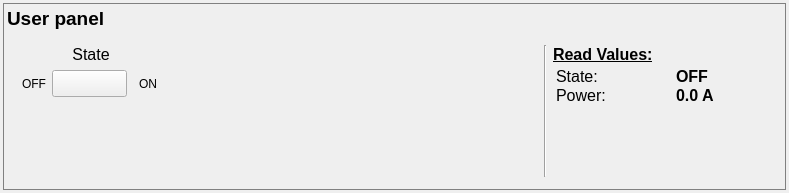
First picture: the form in user_panel.ui, repository bulkanul/EVO_YFL_1064_GUI_coherent2, before the edit.
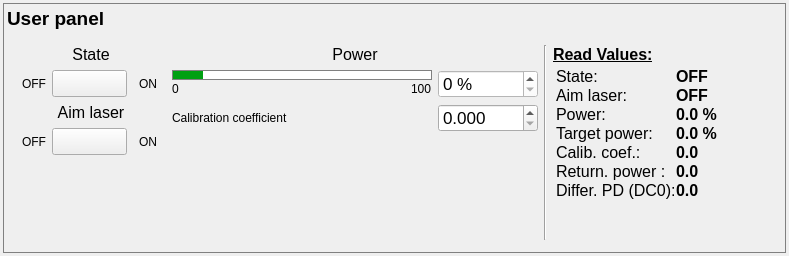
Second picture: the form after the edit. Icons and pictures are not drawn.

The edit to the form file:
```diff
--- a/user_panel.ui
+++ b/user_panel.ui
@@ -7,7 +7,7 @@
     <x>0</x>
     <y>0</y>
     <width>789</width>
-    <height>193</height>
+    <height>256</height>
    </rect>
   </property>
   <property name="windowTitle">
@@ -258,6 +258,155 @@
              </item>
             </layout>
            </item>
+           <item>
+            <layout class="QVBoxLayout" name="verticalLayout_8">
+             <item>
+              <widget class="QLabel" name="label_13">
+               <property name="sizePolicy">
+                <sizepolicy hsizetype="Preferred" vsizetype="Preferred">
+                 <horstretch>0</horstretch>
+                 <verstretch>0</verstretch>
+                </sizepolicy>
+               </property>
+               <property name="minimumSize">
+                <size>
+                 <width>150</width>
+                 <height>0</height>
+                </size>
+               </property>
+               <property name="font">
+                <font>
+                 <pointsize>12</pointsize>
+                </font>
+               </property>
+               <property name="text">
+                <string>Aim laser</string>
+               </property>
+               <property name="alignment">
+                <set>Qt::AlignmentFlag::AlignCenter</set>
+               </property>
+              </widget>
+             </item>
+             <item>
+              <layout class="QHBoxLayout" name="horizontalLayout_25">
+               <item>
+                <widget class="QLabel" name="label_23">
+                 <property name="sizePolicy">
+                  <sizepolicy hsizetype="Fixed" vsizetype="Preferred">
+                   <horstretch>0</horstretch>
+                   <verstretch>0</verstretch>
+                  </sizepolicy>
+                 </property>
+                 <property name="minimumSize">
+                  <size>
+                   <width>30</width>
+                   <height>25</height>
+                  </size>
+                 </property>
+                 <property name="maximumSize">
+                  <size>
+                   <width>16777215</width>
+                   <height>25</height>
+                  </size>
+                 </property>
+                 <property name="text">
+                  <string>OFF</string>
+                 </property>
+                 <property name="alignment">
+                  <set>Qt::AlignmentFlag::AlignRight|Qt::AlignmentFlag::AlignTrailing|Qt::AlignmentFlag::AlignVCenter</set>
+                 </property>
+                </widget>
+               </item>
+               <item>
+                <widget class="QPushButton" name="on_off_pilot_button">
+                 <property name="enabled">
+                  <bool>true</bool>
+                 </property>
+                 <property name="minimumSize">
+                  <size>
+                   <width>75</width>
+                   <height>27</height>
+                  </size>
+                 </property>
+                 <property name="maximumSize">
+                  <size>
+                   <width>75</width>
+                   <height>27</height>
+                  </size>
+                 </property>
+                 <property name="font">
+                  <font>
+                   <pointsize>10</pointsize>
+                  </font>
+                 </property>
+                 <property name="focusPolicy">
+                  <enum>Qt::FocusPolicy::NoFocus</enum>
+                 </property>
+                 <property name="styleSheet">
+                  <string notr="true">QPushButton {
+	border-image: url(:/images/images/switch_btn_off_80x25.png);
+}
+
+QPushButton::hover {
+	border-image: url(:/images/images/switch_btn_off_hover_80x25.png);
+}
+
+QPushButton::checked  {	
+	border-image: url(:/images/images/switch_btn_on_108x25.png);
+}
+
+QPushButton::hover:checked  {	
+	border-image: url(:/images/images/switch_btn_on_hover_108x25.png);
+}
+
+QPushButton::checked:disabled  {	
+	border-image: url(:/images/images/switch_btn_on_disabled_108x25.png);
+}
+
+QPushButton::disabled  {
+	border-image: url(:/images/images/switch_btn_off_disabled_108x25.png);
+}</string>
+                 </property>
+                 <property name="text">
+                  <string/>
+                 </property>
+                 <property name="checkable">
+                  <bool>true</bool>
+                 </property>
+                </widget>
+               </item>
+               <item>
+                <widget class="QLabel" name="label_24">
+                 <property name="sizePolicy">
+                  <sizepolicy hsizetype="Fixed" vsizetype="Preferred">
+                   <horstretch>0</horstretch>
+                   <verstretch>0</verstretch>
+                  </sizepolicy>
+                 </property>
+                 <property name="minimumSize">
+                  <size>
+                   <width>30</width>
+                   <height>25</height>
+                  </size>
+                 </property>
+                 <property name="maximumSize">
+                  <size>
+                   <width>16777215</width>
+                   <height>25</height>
+                  </size>
+                 </property>
+                 <property name="text">
+                  <string>ON</string>
+                 </property>
+                 <property name="alignment">
+                  <set>Qt::AlignmentFlag::AlignCenter</set>
+                 </property>
+                </widget>
+               </item>
+              </layout>
+             </item>
+            </layout>
+           </item>
            <item>
             <spacer name="verticalSpacer_3">
              <property name="orientation">
@@ -274,17 +423,243 @@
           </layout>
          </item>
          <item>
-          <spacer name="horizontalSpacer">
-           <property name="orientation">
-            <enum>Qt::Horizontal</enum>
-           </property>
-           <property name="sizeHint" stdset="0">
-            <size>
-             <width>40</width>
-             <height>20</height>
-            </size>
-           </property>
-          </spacer>
+          <layout class="QVBoxLayout" name="verticalLayout_11">
+           <item>
+            <layout class="QVBoxLayout" name="verticalLayout_10">
+             <item>
+              <widget class="QLabel" name="label_27">
+               <property name="minimumSize">
+                <size>
+                 <width>0</width>
+                 <height>0</height>
+                </size>
+               </property>
+               <property name="font">
+                <font>
+                 <pointsize>12</pointsize>
+                </font>
+               </property>
+               <property name="text">
+                <string>Power</string>
+               </property>
+               <property name="alignment">
+                <set>Qt::AlignmentFlag::AlignCenter</set>
+               </property>
+              </widget>
+             </item>
+             <item>
+              <layout class="QHBoxLayout" name="horizontalLayout_13">
+               <item>
+                <layout class="QVBoxLayout" name="verticalLayout_9">
+                 <property name="spacing">
+                  <number>0</number>
+                 </property>
+                 <item>
+                  <widget class="QProgressBar" name="indicator">
+                   <property name="minimumSize">
+                    <size>
+                     <width>0</width>
+                     <height>10</height>
+                    </size>
+                   </property>
+                   <property name="maximumSize">
+                    <size>
+                     <width>16777215</width>
+                     <height>10</height>
+                    </size>
+                   </property>
+                   <property name="styleSheet">
+                    <string notr="true">QProgressBar {
+    border: 1px solid grey;
+}
+
+QProgressBar::chunk {
+	background-color: rgb(0, 160, 18);
+}
+
+QProgressBar::chunk:disabled {
+	background-color: rgb(150, 150, 150);
+}</string>
+                   </property>
+                   <property name="minimum">
+                    <number>0</number>
+                   </property>
+                   <property name="maximum">
+                    <number>100</number>
+                   </property>
+                   <property name="value">
+                    <number>12</number>
+                   </property>
+                   <property name="textVisible">
+                    <bool>false</bool>
+                   </property>
+                   <property name="textDirection">
+                    <enum>QProgressBar::Direction::TopToBottom</enum>
+                   </property>
+                   <property name="format">
+                    <string/>
+                   </property>
+                  </widget>
+                 </item>
+                 <item>
+                  <layout class="QHBoxLayout" name="horizontalLayout_26">
+                   <property name="spacing">
+                    <number>0</number>
+                   </property>
+                   <property name="leftMargin">
+                    <number>0</number>
+                   </property>
+                   <item>
+                    <widget class="QLabel" name="curr_min_label">
+                     <property name="text">
+                      <string>0</string>
+                     </property>
+                    </widget>
+                   </item>
+                   <item>
+                    <spacer name="horizontalSpacer_8">
+                     <property name="orientation">
+                      <enum>Qt::Orientation::Horizontal</enum>
+                     </property>
+                     <property name="sizeHint" stdset="0">
+                      <size>
+                       <width>40</width>
+                       <height>10</height>
+                      </size>
+                     </property>
+                    </spacer>
+                   </item>
+                   <item>
+                    <widget class="QLabel" name="curr_max_label">
+                     <property name="sizePolicy">
+                      <sizepolicy hsizetype="Preferred" vsizetype="Minimum">
+                       <horstretch>0</horstretch>
+                       <verstretch>0</verstretch>
+                      </sizepolicy>
+                     </property>
+                     <property name="text">
+                      <string>100</string>
+                     </property>
+                    </widget>
+                   </item>
+                  </layout>
+                 </item>
+                </layout>
+               </item>
+               <item>
+                <layout class="QVBoxLayout" name="verticalLayout_13">
+                 <item>
+                  <widget class="QDoubleSpinBox" name="spin">
+                   <property name="sizePolicy">
+                    <sizepolicy hsizetype="Minimum" vsizetype="Fixed">
+                     <horstretch>100</horstretch>
+                     <verstretch>0</verstretch>
+                    </sizepolicy>
+                   </property>
+                   <property name="minimumSize">
+                    <size>
+                     <width>100</width>
+                     <height>0</height>
+                    </size>
+                   </property>
+                   <property name="maximumSize">
+                    <size>
+                     <width>16777215</width>
+                     <height>16777215</height>
+                    </size>
+                   </property>
+                   <property name="font">
+                    <font>
+                     <pointsize>13</pointsize>
+                    </font>
+                   </property>
+                   <property name="focusPolicy">
+                    <enum>Qt::FocusPolicy::ClickFocus</enum>
+                   </property>
+                   <property name="styleSheet">
+                    <string notr="true">background: rgb(255,255,255)</string>
+                   </property>
+                   <property name="suffix">
+                    <string> %</string>
+                   </property>
+                   <property name="decimals">
+                    <number>0</number>
+                   </property>
+                   <property name="minimum">
+                    <double>0.000000000000000</double>
+                   </property>
+                   <property name="maximum">
+                    <double>100.000000000000000</double>
+                   </property>
+                   <property name="singleStep">
+                    <double>1.000000000000000</double>
+                   </property>
+                   <property name="value">
+                    <double>0.000000000000000</double>
+                   </property>
+                  </widget>
+                 </item>
+                </layout>
+               </item>
+              </layout>
+             </item>
+             <item>
+              <layout class="QHBoxLayout" name="horizontalLayout_6">
+               <item>
+                <widget class="QLabel" name="label">
+                 <property name="text">
+                  <string>Calibration coefficient</string>
+                 </property>
+                </widget>
+               </item>
+               <item>
+                <widget class="QDoubleSpinBox" name="calib">
+                 <property name="minimumSize">
+                  <size>
+                   <width>100</width>
+                   <height>0</height>
+                  </size>
+                 </property>
+                 <property name="maximumSize">
+                  <size>
+                   <width>100</width>
+                   <height>16777215</height>
+                  </size>
+                 </property>
+                 <property name="font">
+                  <font>
+                   <pointsize>13</pointsize>
+                  </font>
+                 </property>
+                 <property name="decimals">
+                  <number>3</number>
+                 </property>
+                 <property name="maximum">
+                  <double>10000.000000000000000</double>
+                 </property>
+                 <property name="singleStep">
+                  <double>0.010000000000000</double>
+                 </property>
+                </widget>
+               </item>
+              </layout>
+             </item>
+             <item>
+              <spacer name="verticalSpacer">
+               <property name="orientation">
+                <enum>Qt::Orientation::Vertical</enum>
+               </property>
+               <property name="sizeHint" stdset="0">
+                <size>
+                 <width>20</width>
+                 <height>40</height>
+                </size>
+               </property>
+              </spacer>
+             </item>
+            </layout>
+           </item>
+          </layout>
          </item>
          <item>
           <widget class="Line" name="line_5">
@@ -396,7 +771,7 @@
                </property>
               </widget>
              </item>
-             <item row="1" column="0">
+             <item row="2" column="0">
               <widget class="QLabel" name="label_31">
                <property name="minimumSize">
                 <size>
@@ -421,6 +796,57 @@
                </property>
               </widget>
              </item>
+             <item row="2" column="1">
+              <widget class="QLabel" name="power_label">
+               <property name="minimumSize">
+                <size>
+                 <width>80</width>
+                 <height>0</height>
+                </size>
+               </property>
+               <property name="maximumSize">
+                <size>
+                 <width>80</width>
+                 <height>16777215</height>
+                </size>
+               </property>
+               <property name="font">
+                <font>
+                 <family>Arial</family>
+                 <pointsize>12</pointsize>
+                 <bold>true</bold>
+                </font>
+               </property>
+               <property name="text">
+                <string>0.0 %</string>
+               </property>
+              </widget>
+             </item>
+             <item row="1" column="0">
+              <widget class="QLabel" name="label_30">
+               <property name="minimumSize">
+                <size>
+                 <width>120</width>
+                 <height>0</height>
+                </size>
+               </property>
+               <property name="maximumSize">
+                <size>
+                 <width>120</width>
+                 <height>16777215</height>
+                </size>
+               </property>
+               <property name="font">
+                <font>
+                 <family>Arial</family>
+                 <pointsize>12</pointsize>
+                </font>
+               </property>
+               <property name="text">
+                <string>Aim laser:</string>
+               </property>
+              </widget>
+             </item>
              <item row="1" column="1">
               <widget class="QLabel" name="current_ld_label">
                <property name="minimumSize">
@@ -443,7 +869,211 @@
                 </font>
                </property>
                <property name="text">
-                <string>0.0 A</string>
+                <string>OFF</string>
+               </property>
+              </widget>
+             </item>
+             <item row="3" column="0">
+              <widget class="QLabel" name="label_33">
+               <property name="minimumSize">
+                <size>
+                 <width>120</width>
+                 <height>0</height>
+                </size>
+               </property>
+               <property name="maximumSize">
+                <size>
+                 <width>120</width>
+                 <height>16777215</height>
+                </size>
+               </property>
+               <property name="font">
+                <font>
+                 <family>Arial</family>
+                 <pointsize>12</pointsize>
+                </font>
+               </property>
+               <property name="text">
+                <string>Target power:</string>
+               </property>
+              </widget>
+             </item>
+             <item row="3" column="1">
+              <widget class="QLabel" name="target_power_label">
+               <property name="minimumSize">
+                <size>
+                 <width>80</width>
+                 <height>0</height>
+                </size>
+               </property>
+               <property name="maximumSize">
+                <size>
+                 <width>80</width>
+                 <height>16777215</height>
+                </size>
+               </property>
+               <property name="font">
+                <font>
+                 <family>Arial</family>
+                 <pointsize>12</pointsize>
+                 <bold>true</bold>
+                </font>
+               </property>
+               <property name="text">
+                <string>0.0 %</string>
+               </property>
+              </widget>
+             </item>
+             <item row="4" column="0">
+              <widget class="QLabel" name="label_34">
+               <property name="minimumSize">
+                <size>
+                 <width>120</width>
+                 <height>0</height>
+                </size>
+               </property>
+               <property name="maximumSize">
+                <size>
+                 <width>120</width>
+                 <height>16777215</height>
+                </size>
+               </property>
+               <property name="font">
+                <font>
+                 <family>Arial</family>
+                 <pointsize>12</pointsize>
+                </font>
+               </property>
+               <property name="text">
+                <string>Calib. coef.:</string>
+               </property>
+              </widget>
+             </item>
+             <item row="4" column="1">
+              <widget class="QLabel" name="koeffi_label">
+               <property name="minimumSize">
+                <size>
+                 <width>80</width>
+                 <height>0</height>
+                </size>
+               </property>
+               <property name="maximumSize">
+                <size>
+                 <width>80</width>
+                 <height>16777215</height>
+                </size>
+               </property>
+               <property name="font">
+                <font>
+                 <family>Arial</family>
+                 <pointsize>12</pointsize>
+                 <bold>true</bold>
+                </font>
+               </property>
+               <property name="text">
+                <string>0.0</string>
+               </property>
+              </widget>
+             </item>
+             <item row="5" column="0">
+              <widget class="QLabel" name="label_35">
+               <property name="minimumSize">
+                <size>
+                 <width>120</width>
+                 <height>0</height>
+                </size>
+               </property>
+               <property name="maximumSize">
+                <size>
+                 <width>120</width>
+                 <height>16777215</height>
+                </size>
+               </property>
+               <property name="font">
+                <font>
+                 <family>Arial</family>
+                 <pointsize>12</pointsize>
+                </font>
+               </property>
+               <property name="text">
+                <string>Return. power :</string>
+               </property>
+              </widget>
+             </item>
+             <item row="5" column="1">
+              <widget class="QLabel" name="ret_pow_label">
+               <property name="minimumSize">
+                <size>
+                 <width>80</width>
+                 <height>0</height>
+                </size>
+               </property>
+               <property name="maximumSize">
+                <size>
+                 <width>80</width>
+                 <height>16777215</height>
+                </size>
+               </property>
+               <property name="font">
+                <font>
+                 <family>Arial</family>
+                 <pointsize>12</pointsize>
+                 <bold>true</bold>
+                </font>
+               </property>
+               <property name="text">
+                <string>0.0</string>
+               </property>
+              </widget>
+             </item>
+             <item row="6" column="0">
+              <widget class="QLabel" name="label_36">
+               <property name="minimumSize">
+                <size>
+                 <width>120</width>
+                 <height>0</height>
+                </size>
+               </property>
+               <property name="maximumSize">
+                <size>
+                 <width>120</width>
+                 <height>16777215</height>
+                </size>
+               </property>
+               <property name="font">
+                <font>
+                 <family>Arial</family>
+                 <pointsize>12</pointsize>
+                </font>
+               </property>
+               <property name="text">
+                <string>Differ. PD (DC0):</string>
+               </property>
+              </widget>
+             </item>
+             <item row="6" column="1">
+              <widget class="QLabel" name="diff_pd_label">
+               <property name="minimumSize">
+                <size>
+                 <width>80</width>
+                 <height>0</height>
+                </size>
+               </property>
+               <property name="maximumSize">
+                <size>
+                 <width>80</width>
+                 <height>16777215</height>
+                </size>
+               </property>
+               <property name="font">
+                <font>
+                 <family>Arial</family>
+                 <pointsize>12</pointsize>
+                 <bold>true</bold>
+                </font>
+               </property>
+               <property name="text">
+                <string>0.0</string>
                </property>
               </widget>
              </item>
```
Left out of the diff: 16 changed lines with no effect on the pictures.
